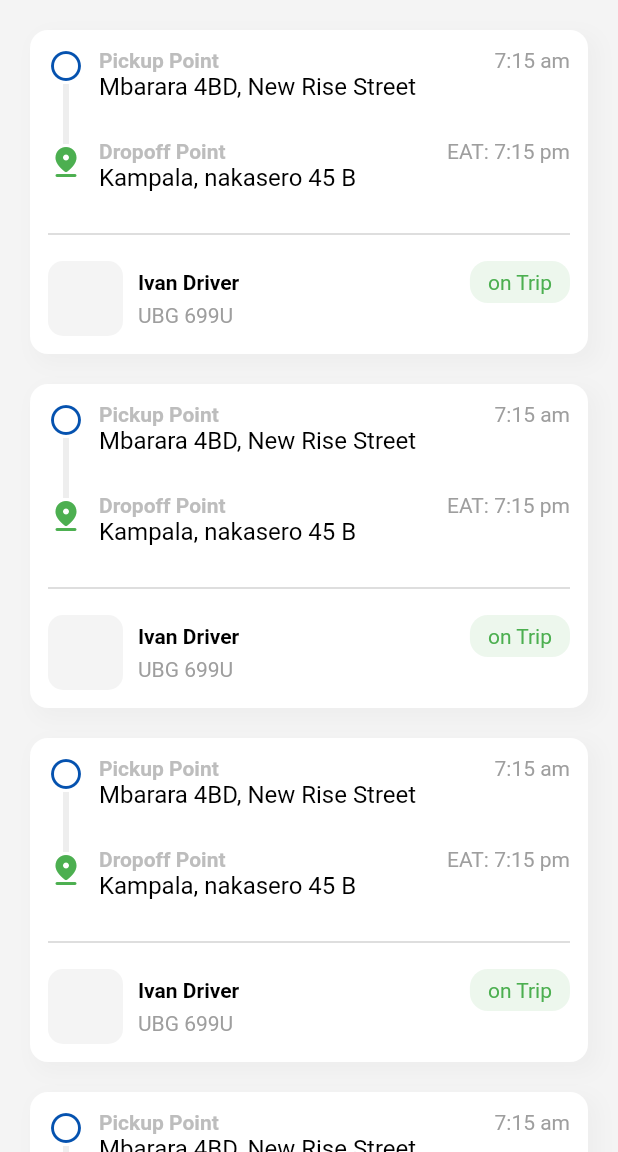
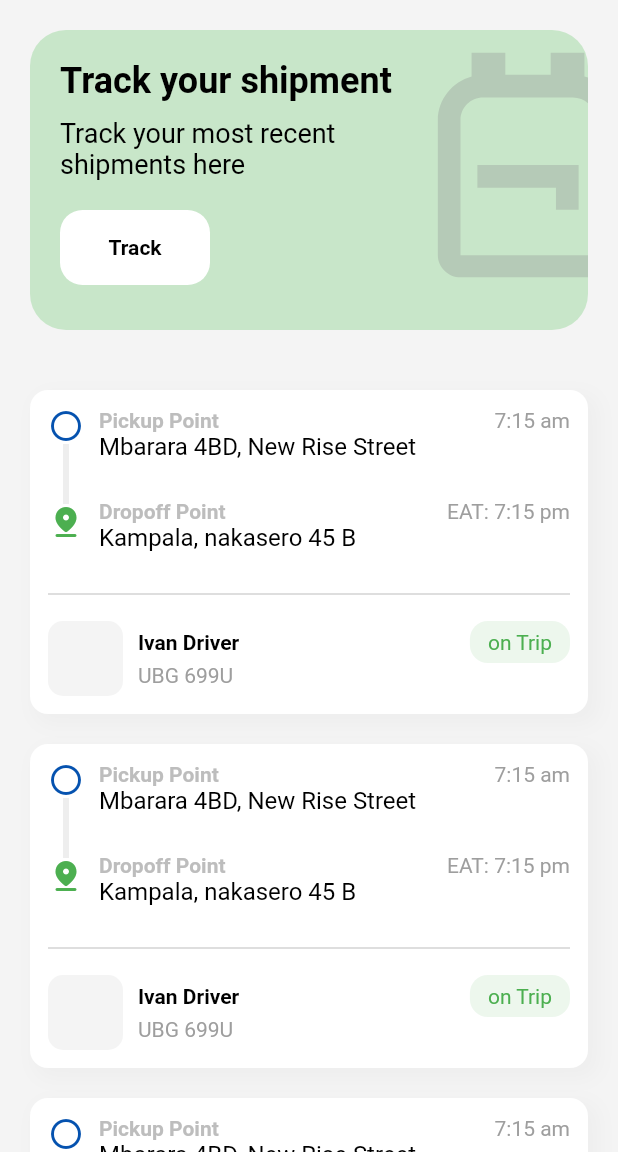
Before and after one commit to Bakkarian/dayalogapp, a Flutter app: the mobileHomePage screen opened directly, on a phone screen of 412 x 824 dp, the part 84-1236 px from its top. Run offline on Flutter 3.47's test engine with Material 2 defaults, Android fonts, the light colour scheme and no system bars; our stand-ins replace get, shared_preferences; missing offline and left inert: dart:ffi, google_maps_widget; accounts and stored records are empty; Roboto replaces fonts that are missing (ahronbd).

Commit message:
Added track shipment of the current shipment on home

```diff
--- a/lib/pages/home/mobileHomePage.dart
+++ b/lib/pages/home/mobileHomePage.dart
@@ -41,13 +41,92 @@ class _mobileHomePageState extends State<mobileHomePage> {
           width: 150,
         ),
       ),
-      body: ListView.builder(
+      body: SingleChildScrollView(
         padding: EdgeInsets.all(20),
-        itemCount: 10,
-          itemBuilder: (context,index){
-          var tag = "home_tripItem-$index";
-        return tripItem(detailedView: false,tag: tag,);
-      }),
+        child: Column(
+          children: [
+            Container(
+              width: double.infinity,
+              height: 200,
+              decoration: BoxDecoration(
+                color: Colors.green[100],
+                borderRadius: BorderRadius.circular(24),
+                // border: Border.all(color: Colors.green[200]!)
+              ),
+              child: Stack(
+                children: [
+                  Positioned(
+                    right: -50,
+                    child: Icon(
+                      Icons.backpack_outlined,
+                      color: grey.withOpacity(0.2),
+                      size: 180,
+                    ),
+                  ),
+                  Padding(
+                    padding: const EdgeInsets.all(20.0),
+                    child: Column(
+                      crossAxisAlignment: CrossAxisAlignment.start,
+                      mainAxisSize: MainAxisSize.min,
+                      children: [
+                        Text(
+                          "Track your shipment",
+                          style: TextStyle(
+                            fontSize: 24,
+                            fontWeight: FontWeight.bold
+                          ),
+                        ),
+                        SizedBox(height: 10,),
+                        Text(
+                          "Track your most recent \nshipments here",
+                          style: TextStyle(
+                              fontSize: 18,
+                          ),
+                        ),
+                        SizedBox(height: 20,),
+                        SizedBox(
+                          width: 100,
+                          height: 50,
+                          child: TextButton(
+                            onPressed: (){
+                              Get.to(MapTracker());
+                            },
+                            style: TextButton.styleFrom(
+                                shape: RoundedRectangleBorder(
+                                  borderRadius: new BorderRadius.circular(15.0),
+                                ),
+                                disabledBackgroundColor: Styles.themeData(_mainController.themeChangeProvider.darkTheme, context).primaryColor.withOpacity(0.7),
+                                disabledForegroundColor: Colors.white.withOpacity(0.5),
+                                backgroundColor: Styles.themeData(_mainController.themeChangeProvider.darkTheme, Get.context!).primaryColor,
+                                foregroundColor: Colors.black,
+                                textStyle: TextStyle(
+                                    color: Colors.black,
+                                    fontWeight: FontWeight.bold
+                                )
+                            ),
+                            child: Text(
+                                "Track"
+                            ),
+                          ),
+                        )
+                      ],
+                    ),
+                  )
+                ],
+              ),
+            ),
+            SizedBox(height: 40,),
+            ListView.builder(
+              itemCount: 10,
+                primary: false,
+                shrinkWrap: true,
+                itemBuilder: (context,index){
+                var tag = "home_tripItem-$index";
+              return tripItem(detailedView: false,tag: tag,);
+            }),
+          ],
+        ),
+      ),
       drawer: Drawer(
         // Add a ListView to the drawer. This ensures the user can scroll
         // through the options in the drawer if there isn't enough vertical
```
